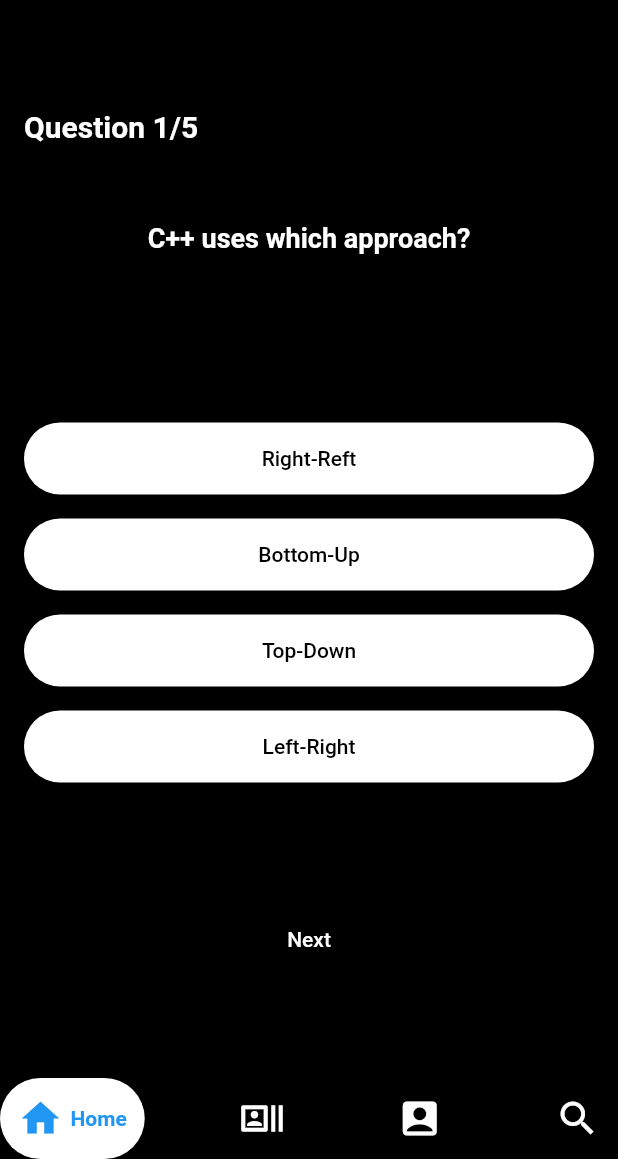
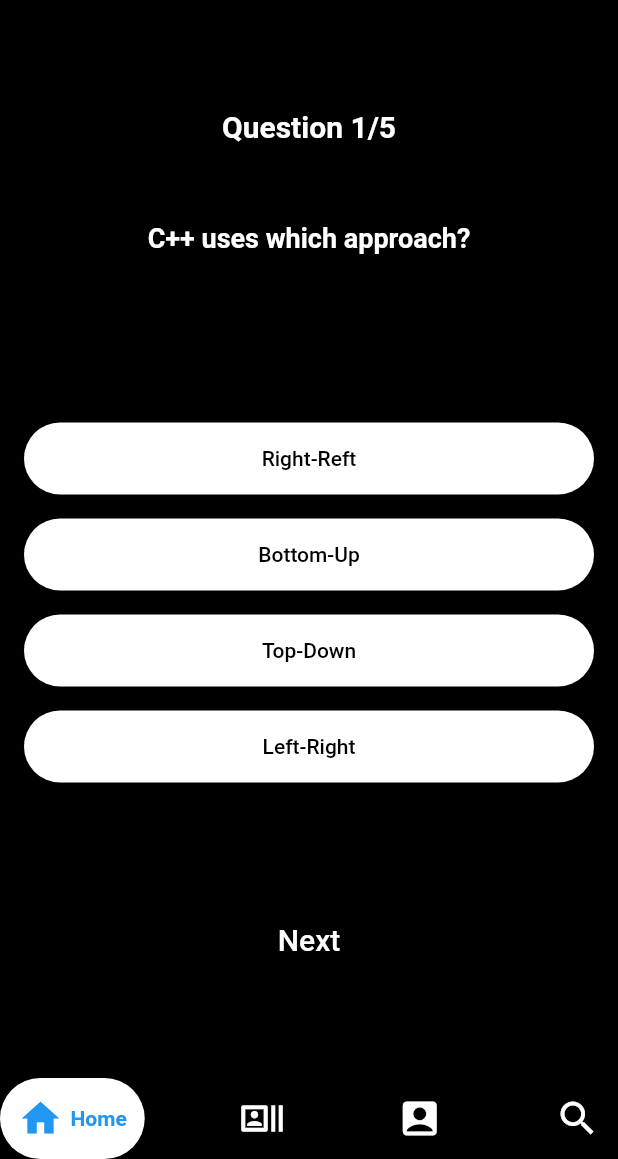
Before and after one commit to Soni895/Quiz_app, a Flutter app: the screen it shows after launch, on a phone screen of 412 x 824 dp, the part 77-1236 px from its top. Run offline on Flutter 3.47's test engine with Material 2 defaults, Android fonts, the phone set to English and light mode, and no system bars; drawn by our look-alikes of google_nav_bar.

```diff
--- a/lib/home.dart
+++ b/lib/home.dart
@@ -56,7 +56,7 @@ class _Quiz_appState extends State<Home> {
   _questionWidget() {
     return Column(
       mainAxisAlignment: MainAxisAlignment.center,
-      crossAxisAlignment: CrossAxisAlignment.start,
+      crossAxisAlignment: CrossAxisAlignment.center,
       children: [
         Text(
           "Question ${currentQuestionIndex + 1}/${questionList.length.toString()}",
@@ -135,9 +135,12 @@ class _Quiz_appState extends State<Home> {
       width: MediaQuery.of(context).size.width * 0.5,
       height: 48,
       child: ElevatedButton(
-        child: Text(isLastQuestion ? "Submit" : "Next"),
+        child: Text(
+          isLastQuestion ? "Submit" : "Next",
+          style: TextStyle(fontSize: 20),
+        ),
         style: ElevatedButton.styleFrom(
-          shape: const StadiumBorder(),
+          shape: StadiumBorder(),
           primary: Colors.black,
           onPrimary: Colors.white,
         ),
```
